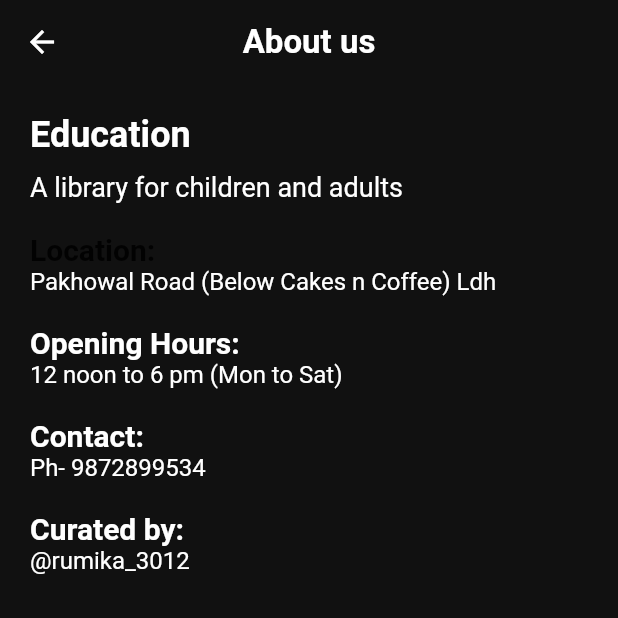
After one commit to sidharthghai4242/library-management-flutter-app, a Flutter app: the Aboutus screen opened by its route, on a phone screen of 412 x 824 dp, the top half of it. The commit adds this screen. Run offline on Flutter 3.47's test engine with Material 2 defaults, Android fonts, the light colour scheme and no system bars; our stand-ins replace cached_network_image, carousel_slider, cloud_firestore, firebase_auth, firebase_core, firebase_storage and 13 more; missing offline and left inert: icon_decoration; accounts and stored records are empty.

Commit message:
modified files // 17

```diff
--- a/lib/main.dart
+++ b/lib/main.dart
@@ -3,6 +3,7 @@ import 'package:rlr/pages/activity_page_screens/activity_page.dart';
 import 'package:rlr/pages/home_screen_pages/all_books.dart';
 import 'package:rlr/pages/authentication/phone_screen.dart';
 import 'package:rlr/pages/authentication/sign_up_widget.dart';
+import 'package:rlr/pages/profile_page_screens/about_us_page.dart';
 import 'package:rlr/pages/profile_page_screens/edit_profile.dart';
 import 'package:rlr/pages/profile_page_screens/help_desk_page.dart';
 import 'package:rlr/pages/home_screen_pages/home_screen.dart';
@@ -91,6 +92,7 @@ class MyApp extends StatelessWidget {
         '/signup':(context)=>SignUpPage(),
         '/helpdesk':(context)=>HelpDesk(),
         '/wishlist': (context) => WishList(),
+        '/aboutus':(context)=> Aboutus()
       },
     );
   }
--- a/lib/pages/google_bottom_nav_bar_page/nav_page.dart
+++ b/lib/pages/google_bottom_nav_bar_page/nav_page.dart
@@ -73,7 +73,7 @@ class _HomePageState extends State<NavPage> {
                   offset: Offset(0, 3), // Offset
                 ),
               ],
-              color: Colors.white70,
+              color: Colors.white,
               borderRadius: BorderRadius.only(
                 topLeft: Radius.circular(10),
                 topRight: Radius.circular(10),
--- /dev/null
+++ b/lib/pages/profile_page_screens/about_us_page.dart
@@ -0,0 +1,107 @@
+import 'package:flutter/foundation.dart';
+import 'package:flutter/material.dart';
+
+class Aboutus extends StatelessWidget {
+  const Aboutus({Key? key}) : super(key: key);
+
+  @override
+  Widget build(BuildContext context) {
+    double screenwidth = MediaQuery.of(context).size.width;
+    double widthOfBookBox= screenwidth;
+    if (widthOfBookBox > 300) {
+      widthOfBookBox = 500;
+    }
+    double heightofbookbox = (kIsWeb ? screenwidth *0.25:MediaQuery.of(context).size.height*0.43);
+    double heightofimageinbookbox= (kIsWeb ? heightofbookbox*0.67:heightofbookbox*0.6);
+    return Scaffold(
+      appBar: AppBar(
+        elevation: 0,
+        centerTitle: true,
+        title: Text(
+          "About us",
+          textAlign: TextAlign.center,
+          style: TextStyle(
+            fontSize: 22,
+            fontWeight: FontWeight.bold,
+            color: Colors.white,
+          ),
+        ),
+        backgroundColor:Color(0xFF111111),
+        iconTheme: IconThemeData(color: Colors.white),
+      ),
+      body: Container(
+        width: screenwidth,
+        color: Color(0xFF111111),
+        child: Padding(
+          padding: const EdgeInsets.all(20.0),
+          child: Column(
+            crossAxisAlignment: CrossAxisAlignment.start,
+            children: [
+              Text(
+                'Education',
+                style: TextStyle(
+                  fontSize: 24,
+                  fontWeight: FontWeight.bold,
+                  color: Colors.white
+                ),
+              ),
+              SizedBox(height: 10),
+              Text(
+                'A library for children and adults',
+                style: TextStyle(fontSize: 18,color: Colors.white),
+              ),
+              SizedBox(height: 20),
+              Text(
+                'Location:',
+                style: TextStyle(
+                  fontSize: 20,
+                  fontWeight: FontWeight.bold,
+                ),
+              ),
+              Text(
+                'Pakhowal Road (Below Cakes n Coffee) Ldh',
+                style: TextStyle(fontSize: 16,color: Colors.white),
+              ),
+              SizedBox(height: 20),
+              Text(
+                'Opening Hours:',
+                style: TextStyle(
+                  fontSize: 20,
+                  fontWeight: FontWeight.bold,color: Colors.white
+                ),
+              ),
+              Text(
+                '12 noon to 6 pm (Mon to Sat)',
+                style: TextStyle(fontSize: 16,color: Colors.white),
+              ),
+              SizedBox(height: 20),
+              Text(
+                'Contact:',
+                style: TextStyle(
+                  fontSize: 20,
+                  fontWeight: FontWeight.bold,color: Colors.white
+                ),
+              ),
+              Text(
+                'Ph- 9872899534',
+                style: TextStyle(fontSize: 16,color: Colors.white),
+              ),
+              SizedBox(height: 20),
+              Text(
+                'Curated by:',
+                style: TextStyle(
+                  fontSize: 20,
+                  fontWeight: FontWeight.bold,color: Colors.white
+                ),
+              ),
+              Text(
+                '@rumika_3012',
+                style: TextStyle(fontSize: 16,color: Colors.white),
+              ),
+            ],
+          ),
+        ),
+      ),
+    );
+  }
+}
```
Also changed, not shown: lib/pages/activity_page_screens/activity_page.dart (+11 -9 lines), lib/pages/general_book_page_screens/book_page.dart (+40 -23 lines), lib/pages/home_screen_pages/home_screen.dart (+8 -51 lines), lib/pages/profile_page_screens/membership.dart (+23 -8 lines), lib/pages/profile_page_screens/profile_page.dart (+3 -19 lines), lib/pages/search_page_screen/search_page.dart (+9 -2 lines), 1 other file.
